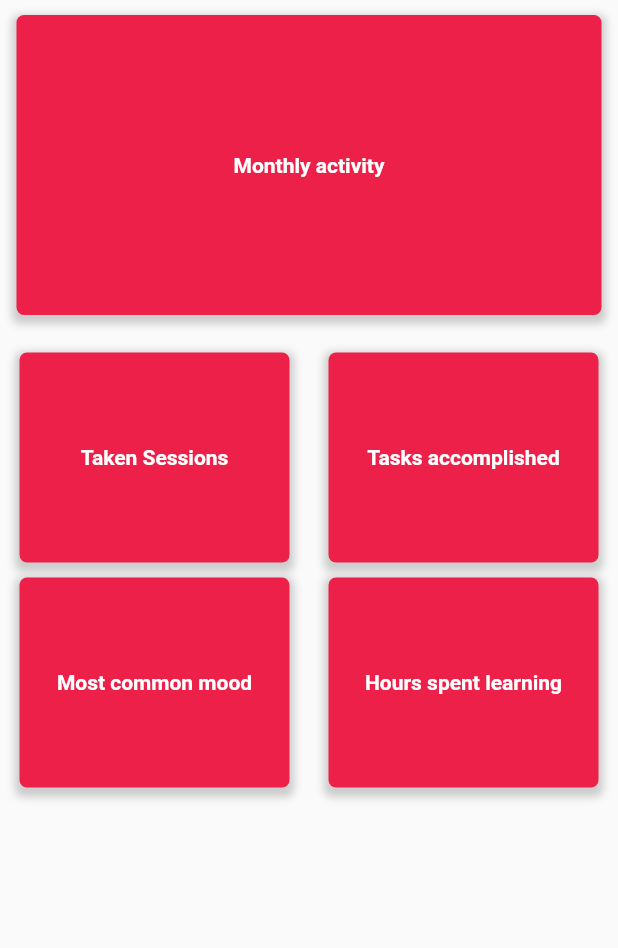
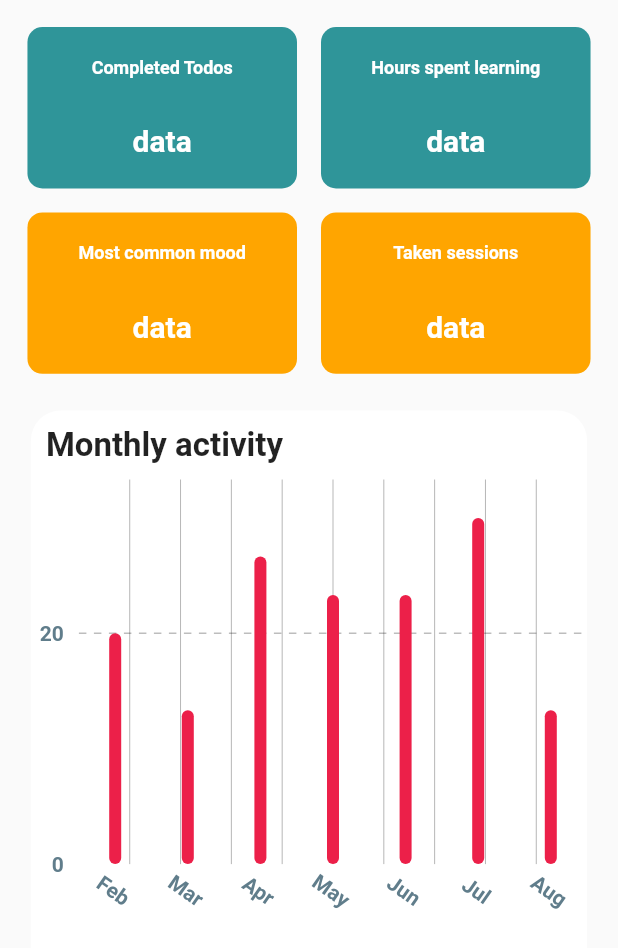
Before and after one commit to mateuszroganowicz/bproductive_flutter, a Flutter app: the Stats screen opened directly, on a phone screen of 412 x 824 dp. Shown: the top 948 px of the screen. Run offline on Flutter 3.47's test engine with Material 2 defaults, Android fonts, the phone set to English and light mode, and no system bars; drawn by our look-alikes of fl_chart; our stand-ins replace assets_audio_player, cloud_firestore, google_maps_flutter; missing offline and left inert: flutter_audio_query, flutter_circular_chart; accounts and stored records are empty; statements that could not run were skipped.

Commit message:
Stats layout done

```diff
--- /dev/null
+++ b/lib/ViewModels/ActivityBarChart.dart
@@ -0,0 +1,103 @@
+import 'package:bproductiveflutter/main.dart';
+import 'package:flutter/foundation.dart';
+import 'package:flutter/material.dart';
+import 'package:fl_chart/fl_chart.dart';
+
+class ActivityBarChart extends StatelessWidget {
+  final List<double> activity;
+
+  const ActivityBarChart({@required this.activity});
+
+  @override
+  Widget build(BuildContext context) {
+    return Container(
+      height: MediaQuery.of(context).size.height * 0.45,
+      width: MediaQuery.of(context).size.width * 0.9,
+      decoration: BoxDecoration(
+        color: Colors.white,
+        borderRadius: BorderRadius.only(topLeft: Radius.circular(20), topRight: Radius.circular(20)),
+      ),
+      child: Column(
+        children: <Widget>[
+          Container(
+            padding: EdgeInsets.all(10.0),
+            alignment: Alignment.centerLeft,
+            child: Text(
+              'Monthly activity',
+              style: TextStyle(fontSize: 22, fontWeight: FontWeight.bold),
+            ),
+          ),
+          Container(
+            child: ConstrainedBox(
+              constraints: BoxConstraints.expand(height: MediaQuery.of(context).size.height * 0.35),
+              child: BarChart(
+                BarChartData(
+                  alignment: BarChartAlignment.spaceAround,
+                  maxY: 10.0,
+                  barTouchData: BarTouchData(enabled: false),
+                  titlesData: FlTitlesData(
+                    show: true,
+                    bottomTitles: SideTitles(
+                      rotateAngle: 35,
+                      margin: 10.0,
+                      showTitles: true,
+                      textStyle: TextStyle(color: Colors.blueGrey, fontSize: 14.0, fontWeight: FontWeight.bold),
+                      getTitles: (double value) {
+                        switch(value.toInt())
+                        {
+                          case 0:
+                            return 'Feb';
+                          case 1:
+                            return 'Mar';
+                          case 2:
+                            return 'Apr';
+                          case 3:
+                            return 'May';
+                          case 4:
+                            return 'Jun';
+                          case 5:
+                            return 'Jul';
+                          case 6:
+                            return 'Aug';
+                          default:
+                            return '';
+                        }
+                      }
+                    ),
+                    leftTitles: SideTitles(
+                      margin: 10.0,
+                      showTitles: true,
+                      textStyle: TextStyle(color: Colors.blueGrey, fontSize: 14.0, fontWeight: FontWeight.bold),
+                      getTitles: (value) {
+                        if(value == 0) return '0';
+                        else if (value % 3 == 0) return '${value ~/ 3 * 10}';
+                        return '';
+                      }
+                    ),
+                  ),
+                  gridData: FlGridData(
+                    show: true,
+                    checkToShowHorizontalLine: (value) => value % 3 == 0,
+                    getDrawingHorizontalLine: (value) => FlLine(color: Colors.black26, strokeWidth: 1.0, dashArray: [5])
+                  ),
+                  borderData: FlBorderData(show: false),
+                  barGroups: activity
+                      .asMap()
+                      .map( (key, value) => MapEntry(
+                        key,
+                        BarChartGroupData(
+                          x: key,
+                          barRods: [BarChartRodData(y:value, color: MyApp.accent_color)]
+                        ),
+                      ))
+                      .values
+                    .toList(),
+                )
+              ),
+            ),
+          ),
+        ],
+      ),
+    );
+  }
+}
--- a/lib/ViewModels/Stats.dart
+++ b/lib/ViewModels/Stats.dart
@@ -1,152 +1,34 @@
 import 'package:flutter/material.dart';
 
 import '../main.dart';
+import 'ActivityBarChart.dart';
+import 'StatsGrid.dart';
 
-class Stats extends StatelessWidget{
+class Stats extends StatefulWidget {
+  @override
+  _StatsState createState() => _StatsState();
+}
+
+class _StatsState extends State<Stats> {
+
+  List<double> values = [6.0, 4.0, 8.0, 7.0, 7.0, 9.0, 4.0];
+
   @override
   Widget build(BuildContext context) {
-    // TODO: implement build
-
-    return Scaffold
-      (
+    return Scaffold(
       body: Column(
         children: <Widget>[
           Row(
             mainAxisAlignment: MainAxisAlignment.center,
             children: <Widget>[
-              Container(
-                margin: EdgeInsets.only(top: 10),
-                height: 200.0,
-                width: 390.0,
-                decoration: BoxDecoration(
-                  borderRadius: BorderRadius.circular(5.0),
-                  color: MyApp.accent_color,
-                  boxShadow: [
-                    BoxShadow(
-                      color: Colors.grey.withOpacity(0.5),
-                      spreadRadius: 3,
-                      blurRadius: 4,
-                      offset: Offset(0, 3), // changes position of shadow
-                    ),
-                  ],
-                ),
-                child: Center(
-                  child: Text(
-                      "Monthly activity",
-                      style: TextStyle(fontWeight: FontWeight.bold, color: Colors.white),
-                  ),
-                ),
-              )
+              StatsGrid(),
             ],
           ),
-
-
+          SizedBox(height: MediaQuery.of(context).size.height * 0.02,),
           Row(
-            mainAxisAlignment: MainAxisAlignment.spaceAround,
+            mainAxisAlignment: MainAxisAlignment.center,
             children: <Widget>[
-              Container(
-                margin: EdgeInsets.only(top: 25),
-                height: 140.0,
-                width: 180.0,
-                decoration: BoxDecoration(
-                  borderRadius: BorderRadius.circular(5.0),
-                  color: MyApp.accent_color,
-                  boxShadow: [
-                    BoxShadow(
-                      color: Colors.grey.withOpacity(0.5),
-                      spreadRadius: 3,
-                      blurRadius: 4,
-                      offset: Offset(0, 3), // changes position of shadow
-                    ),
-                  ],
-                ),
-                child: Center(
-                  child: Text(
-                    "Taken Sessions",
-                    style: TextStyle(fontWeight: FontWeight.bold, color: Colors.white),
-                  ),
-                ),
-              ),
-
-              Container(
-                margin: EdgeInsets.only(top: 25),
-                height: 140.0,
-                width: 180.0,
-                decoration: BoxDecoration(
-                  borderRadius: BorderRadius.circular(5.0),
-                  color: MyApp.accent_color,
-                  boxShadow: [
-                    BoxShadow(
-                      color: Colors.grey.withOpacity(0.5),
-                      spreadRadius: 3,
-                      blurRadius: 4,
-                      offset: Offset(0, 3), // changes position of shadow
-                    ),
-                  ],
-                ),
-                child: Center(
-                  child: Text(
-                    "Tasks accomplished",
-                    style: TextStyle(fontWeight: FontWeight.bold, color: Colors.white),
-                    textAlign: TextAlign.center,
-                  ),
-                ),
-              )
-            ],
-          ),
-
-
-          Row(
-            mainAxisAlignment: MainAxisAlignment.spaceAround,
-            children: <Widget>[
-              Container(
-                margin: EdgeInsets.only(top: 10),
-                height: 140.0,
-                width: 180.0,
-                decoration: BoxDecoration(
-                  borderRadius: BorderRadius.circular(5.0),
-                  color: MyApp.accent_color,
-                  boxShadow: [
-                    BoxShadow(
-                      color: Colors.grey.withOpacity(0.5),
-                      spreadRadius: 3,
-                      blurRadius: 4,
-                      offset: Offset(0, 3), // changes position of shadow
-                    ),
-                  ],
-                ),
-                child: Center(
-                  child: Text(
-                    "Most common mood",
-                    style: TextStyle(fontWeight: FontWeight.bold, color: Colors.white),
-                  ),
-                ),
-              ),
-
-              Container(
-                margin: EdgeInsets.only(top: 10),
-                height: 140.0,
-                width: 180.0,
-                decoration: BoxDecoration(
-                  borderRadius: BorderRadius.circular(5.0),
-                  color: MyApp.accent_color,
-                  boxShadow: [
-                    BoxShadow(
-                      color: Colors.grey.withOpacity(0.5),
-                      spreadRadius: 3,
-                      blurRadius: 4,
-                      offset: Offset(0, 3), // changes position of shadow
-                    ),
-                  ],
-                ),
-                child: Center(
-                  child: Text(
-                    "Hours spent learning",
-                    style: TextStyle(fontWeight: FontWeight.bold, color: Colors.white),
-                    textAlign: TextAlign.center,
-                  ),
-                ),
-              )
+              ActivityBarChart(activity: values),
             ],
           )
         ],
--- /dev/null
+++ b/lib/ViewModels/StatsGrid.dart
@@ -0,0 +1,69 @@
+import 'package:bproductiveflutter/main.dart';
+import 'package:flutter/material.dart';
+
+class StatsGrid extends StatefulWidget {
+  @override
+  _StatsGridState createState() => _StatsGridState();
+}
+
+class _StatsGridState extends State<StatsGrid> {
+
+  @override
+  Widget build(BuildContext context) {
+    return Container(
+      margin: EdgeInsets.only(top:10),
+      height: MediaQuery.of(context).size.height * 0.3,
+      width: MediaQuery.of(context).size.width*0.95,
+      child: Column(
+        children: <Widget>[
+          Flexible(
+            child: Row(
+              children: <Widget>[
+                statCard('Completed Todos', 'data', MyApp.secondary_color),
+                statCard('Hours spent learning', 'data', MyApp.secondary_color),
+              ],
+            ),
+          ),
+          Flexible(
+            child: Row(
+              children: <Widget>[
+                statCard('Most common mood', 'data', MyApp.main_color_secondary),
+                statCard('Taken sessions', 'data', MyApp.main_color_secondary),
+              ],
+            ),
+          )
+        ],
+      ),
+    );
+  }
+}
+
+Expanded statCard(String title, String value, Color color)
+{
+  return Expanded(
+    child: Container(
+      margin: EdgeInsets.all(8.0),
+      padding: EdgeInsets.all(10.0),
+      decoration: BoxDecoration(color: color, borderRadius: BorderRadius.circular(10.0)),
+      child: Column(
+        mainAxisAlignment: MainAxisAlignment.spaceBetween,
+        children: <Widget>[
+          Container(
+            margin: EdgeInsets.only(top: 10.0),
+            child: Text(
+              title,
+              style: TextStyle(color: Colors.white, fontSize: 12.0, fontWeight: FontWeight.w600),
+            ),
+          ),
+          Container(
+            margin: EdgeInsets.only(bottom: 10.0),
+            child: Text(
+              value,
+              style: TextStyle(color: Colors.white, fontSize: 20.0, fontWeight: FontWeight.w600),
+            ),
+          ),
+        ],
+      ),
+    ),
+  );
+}
--- a/lib/ViewModels/ToDoList.dart
+++ b/lib/ViewModels/ToDoList.dart
@@ -39,7 +39,7 @@ class _ToDoListPageState extends State<ToDoListPage>
                   itemBuilder: (context, int index) {
                     DocumentSnapshot documentSnapshot = snapshot.data.documents[index];
                     return Dismissible(
-                      background: Container(decoration: BoxDecoration(color: MyApp.taskPriority3_color, borderRadius: BorderRadius.circular(10))),
+                      background: Container(decoration: BoxDecoration(color: MyApp.accent_color, borderRadius: BorderRadius.circular(10))),
                       onDismissed: (direction) { deleteTodo(documentSnapshot["description"]); },
                       key: Key(index.toString()),
                       child: Card(
--- a/lib/main.dart
+++ b/lib/main.dart
@@ -16,15 +16,12 @@ void main() {
 
 class MyApp extends StatefulWidget
 {
-  static const main_color = Color(0xFFF7DB4F);
-  static const main_color_2 = Color(0xFFFFD300);
-  static const main_color_accent = Color(0xFFefc90b);
+  static const main_color = Color(0xFFFFD300);
+  static const main_color_secondary = Color(0xFFffa500);
   static const secondary_color = Color(0xFF2F9599);
   static const accent_color = Color(0xFFEC2049);
+  static const green = Color(0xFF00c05f);
 
-  static const taskPriority1_color = Color(0xFF00c05f);
-  static const taskPriority2_color = Color(0xFFffa500);
-  static const taskPriority3_color = Color(0xFFEC2049);
 
   @override
   State<StatefulWidget> createState()
@@ -72,7 +69,7 @@ class HomePage extends State<MyApp> {
           type: BottomNavigationBarType.fixed,
             currentIndex: _selectedIndex,
             onTap: _onItemTapped,
-            backgroundColor: MyApp.main_color_2,
+            backgroundColor: MyApp.main_color,
             items: [
               BottomNavigationBarItem(
                   icon: Icon(Icons.access_time), title: Text("Timer")
--- a/pubspec.yaml
+++ b/pubspec.yaml
@@ -20,6 +20,7 @@ dependencies:
   flutter:
     sdk: flutter
   flutter_circular_chart:
+  fl_chart: ^0.10.0
 
   #Maps
   geolocation: ^1.1.2
```
Also changed, not shown: pubspec.lock.
